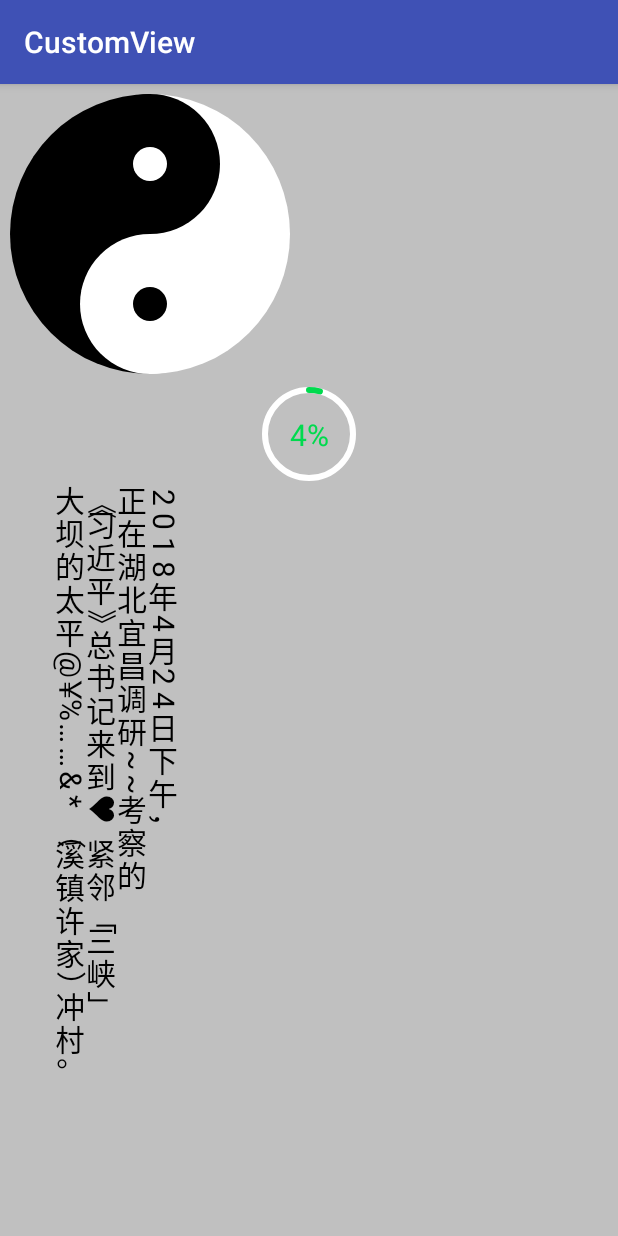
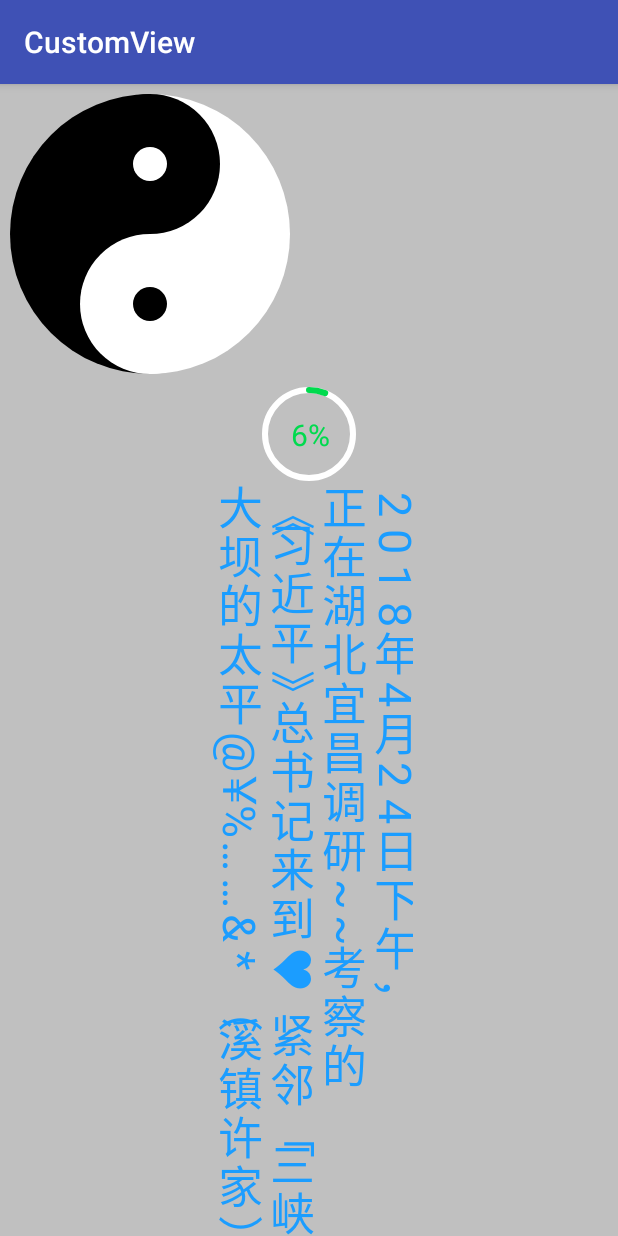
Before and after one commit to vampire184/CustomView, an Android app: the screen it shows after launch (MainActivity), on a phone screen of 412 x 824 dp. Run offline under Robolectric (Android 15) with nearby library versions, the phone set to English and light mode, and no system bars; 4 statements that could not run were skipped.

Commit message:
给PoetryTextView添加自定义属性

```diff
--- a/app/src/main/AndroidManifest.xml
+++ b/app/src/main/AndroidManifest.xml
@@ -3,6 +3,7 @@
     package="com.yangzhenyu.customview">
 
     <application
+        android:name=".MyApplication"
         android:allowBackup="true"
         android:icon="@mipmap/ic_launcher"
         android:label="@string/app_name"
--- a/app/src/main/java/com/yangzhenyu/customview/MainActivity.java
+++ b/app/src/main/java/com/yangzhenyu/customview/MainActivity.java
@@ -1,6 +1,7 @@
 package com.yangzhenyu.customview;
 
 import android.animation.ValueAnimator;
+import android.graphics.Typeface;
 import android.support.v7.app.AppCompatActivity;
 import android.os.Bundle;
 import android.view.animation.LinearInterpolator;
@@ -19,9 +20,11 @@ public class MainActivity extends AppCompatActivity {
     protected void onCreate(Bundle savedInstanceState) {
         super.onCreate(savedInstanceState);
         setContentView(R.layout.activity_main);
+
         taiji_view = findViewById(R.id.taiji_view);
         progress = findViewById(R.id.progress);
         poetry_text = findViewById(R.id.poetry_text);
+        poetry_text.setTypeface(MyApplication.sSongTi18030);
         String text = "2018年4月24日下午，\n" +
                 "正在湖北宜昌调研~~考察的\n" +
                 "《习近平》总书记来到♥ 紧邻「三峡」\n" +
--- /dev/null
+++ b/app/src/main/java/com/yangzhenyu/customview/MyApplication.java
@@ -0,0 +1,25 @@
+package com.yangzhenyu.customview;
+
+import android.app.Application;
+import android.graphics.Typeface;
+
+/**
+ * Created by yangzhenyu on 2018/4/28.
+ */
+
+public class MyApplication extends Application {
+
+    public static Typeface sSongTi18030;
+    public static Typeface sHuaWenZhongSong;
+    public static Typeface sAparajita;
+    public static Typeface sApplySymBols;
+
+    @Override
+    public void onCreate() {
+        super.onCreate();
+        sSongTi18030 = Typeface.createFromAsset(getAssets(), "typeface/st18030.ttc");
+        sHuaWenZhongSong = Typeface.createFromAsset(getAssets(), "typeface/hwzs.ttf");
+        sAparajita = Typeface.createFromAsset(getAssets(), "typeface/Aparajita.ttf");
+        sApplySymBols = Typeface.createFromAsset(getAssets(), "typeface/Apple Symbols.ttf");
+    }
+}
--- a/app/src/main/java/com/yangzhenyu/customview/PoetryTextView.java
+++ b/app/src/main/java/com/yangzhenyu/customview/PoetryTextView.java
@@ -1,14 +1,15 @@
 package com.yangzhenyu.customview;
 
 import android.content.Context;
+import android.content.res.TypedArray;
 import android.graphics.Canvas;
 import android.graphics.Color;
-import android.graphics.Paint;
 import android.graphics.Rect;
+import android.graphics.Typeface;
+import android.support.annotation.FontRes;
 import android.support.annotation.Nullable;
 import android.text.TextPaint;
 import android.util.AttributeSet;
-import android.util.Log;
 import android.view.View;
 
 import tools.DensityUtil;
@@ -21,12 +22,15 @@ public class PoetryTextView extends View {
     private TextPaint textPaint;
     private float totalWidth;
     private float totalHeight;
-    private static final float OFFSET_WIDTH = 3;
-    private static final float OFFSET_HEIGHT = 3;
+    private float ROW_WIDTH = 3;
+    private float LINE_WIDTH = 3;
     private String[] sText;
     private Rect rect;
     private boolean lastIsNumber = false;
     private boolean lastIsChinese = false;
+    private float defaultWidth = 30;
+    private float defaultHeight = 30;
+    private Typeface realTypeface;
 
     public PoetryTextView(Context context) {
         this(context,null);
@@ -38,15 +42,27 @@ public class PoetryTextView extends View {
 
     public PoetryTextView(Context context, @Nullable AttributeSet attrs, int defStyleAttr) {
         super(context, attrs, defStyleAttr);
-        initPaint();
+        initPaint(context,attrs);
     }
 
-    private void initPaint() {
+    private void initPaint(Context context,AttributeSet attributeSet) {
         textPaint = new TextPaint();
-        textPaint.setColor(Color.BLACK);
-        textPaint.setTextSize(DensityUtil.dip2px(getContext(),20));
+        if(attributeSet!=null){
+            TypedArray array = context.obtainStyledAttributes(attributeSet,R.styleable.PoetryTextView);
+
+            int textColor = array.getColor(R.styleable.PoetryTextView_text_color,Color.BLACK);
+            textPaint.setColor(textColor);
+            float textSize = array.getDimensionPixelSize(R.styleable.PoetryTextView_text_size,20);
+            textPaint.setTextSize(textSize);
+
+            ROW_WIDTH = array.getDimensionPixelSize(R.styleable.PoetryTextView_row_padding,3);
+            LINE_WIDTH = array.getDimensionPixelSize(R.styleable.PoetryTextView_line_padding,3);
+        }else{
+            textPaint.setColor(Color.BLACK);
+            textPaint.setTextSize(DensityUtil.dip2px(context,20));
+        }
         textPaint.setAntiAlias(true);
-        textPaint.setStrokeWidth(3);
+        textPaint.setStrokeWidth(DensityUtil.dip2px(context,1));
 
         rect = new Rect();
         textPaint.getTextBounds("国",0,1,rect);
@@ -55,13 +71,13 @@ public class PoetryTextView extends View {
     @Override
     protected void onMeasure(int widthMeasureSpec, int heightMeasureSpec) {
         super.onMeasure(widthMeasureSpec, heightMeasureSpec);
-        int width = getMySize(30,widthMeasureSpec);
-        int height = getMySize(30,heightMeasureSpec);
+        int width = getMySize(defaultWidth,widthMeasureSpec);
+        int height = getMySize(defaultHeight,heightMeasureSpec);
         setMeasuredDimension(width,height);
     }
 
-    private int getMySize(int defaultSize,int measureSpec){
-        int mySize = defaultSize;
+    private int getMySize(float defaultSize,int measureSpec){
+        float mySize = defaultSize;
         int mode = MeasureSpec.getMode(measureSpec);
         int size = MeasureSpec.getSize(measureSpec);
         switch (mode){
@@ -77,14 +93,17 @@ public class PoetryTextView extends View {
             default:
                 break;
         }
-        return mySize;
+        return (int)mySize;
     }
 
     @Override
     protected void onDraw(Canvas canvas) {
         super.onDraw(canvas);
         if(sText.length>0){
-            canvas.translate(DensityUtil.dip2px(getContext(),totalWidth),0);
+            canvas.translate(totalWidth,0);
+            //稍微偏移一点，不然会有点歪
+            int numberLeft = (int)(-rect.width()+DensityUtil.dip2px(getContext(),3)/2.0);
+            int chineseLeft = (int)(-rect.width()-DensityUtil.dip2px(getContext(),3)/2.0);
             for(String s:sText){
                 float mHeight = 0;
                 lastIsNumber = false;
@@ -92,25 +111,25 @@ public class PoetryTextView extends View {
                 for(int i=0;i<s.length();i++){
                     char cs = s.charAt(i);
                     int asc2 = (int)cs;
-                    Log.d("circle","cs is:"+cs+"   asc2 is :"+asc2);
                     //非中文的字符全部倒转90
                     if(!(19968<=asc2&&asc2<=40869)){
                         if(lastIsChinese){
                             if(i==0){
-                                mHeight +=DensityUtil.dip2px(getContext(),OFFSET_HEIGHT)-rect.height()/8.0;
+                                mHeight +=LINE_WIDTH-rect.height()/8.0;
                             }else{
-                                mHeight +=(-rect.height()/8.0+DensityUtil.dip2px(getContext(),OFFSET_HEIGHT)*2);
+                                mHeight +=(-rect.height()/8.0+LINE_WIDTH*2);
                             }
                         }else{
                             if(i==0){
-                                mHeight +=DensityUtil.dip2px(getContext(),OFFSET_HEIGHT);
+                                mHeight +=LINE_WIDTH;
                             }else{
-                                mHeight +=rect.height()/2.0+DensityUtil.dip2px(getContext(),OFFSET_HEIGHT)*2;
+                                mHeight +=rect.height()/2.0+LINE_WIDTH*2;
                             }
                         }
-                        canvas.rotate(90,-rect.width()+DensityUtil.dip2px(getContext(),OFFSET_WIDTH), mHeight);
-                        canvas.drawText(String.valueOf(cs),-rect.width()+DensityUtil.dip2px(getContext(),OFFSET_WIDTH), mHeight,textPaint);
-                        canvas.rotate(-90,-rect.width()+DensityUtil.dip2px(getContext(),OFFSET_WIDTH), mHeight);
+                        textPaint.setTypeface(MyApplication.sApplySymBols);
+                        canvas.rotate(90,numberLeft, mHeight);
+                        canvas.drawText(String.valueOf(cs),numberLeft, mHeight,textPaint);
+                        canvas.rotate(-90,numberLeft, mHeight);
                         lastIsNumber = true;
                         lastIsChinese = false;
                     }else{
@@ -118,39 +137,52 @@ public class PoetryTextView extends View {
                             if(i==0){
                                 mHeight +=rect.height()*1.5;
                             }else{
-                                mHeight +=rect.height()*1.5+DensityUtil.dip2px(getContext(),OFFSET_HEIGHT);
+                                mHeight +=rect.height()*1.5+LINE_WIDTH;
                             }
                         }else{
                             if(i==0){
                                 mHeight +=rect.height();
                             }else{
-                                mHeight +=rect.height()+DensityUtil.dip2px(getContext(),OFFSET_HEIGHT);
+                                mHeight +=rect.height()+LINE_WIDTH;
                             }
                         }
-                        canvas.drawText(String.valueOf(cs),-rect.width(), mHeight,textPaint);
+
+                        setTypeface(realTypeface);
+                        canvas.drawText(String.valueOf(cs),chineseLeft, mHeight,textPaint);
                         lastIsNumber = false;
                         lastIsChinese = true;
                     }
                 }
-                float tempXPosition = (rect.width()+DensityUtil.dip2px(getContext(),OFFSET_WIDTH));
+                float tempXPosition = (rect.width()+ROW_WIDTH);
                 canvas.translate(-tempXPosition,0);
             }
         }
     }
 
     public void setText(String text){
-
         sText = text.split("\n");
-        totalWidth = (rect.width()+OFFSET_WIDTH)*sText.length;
+        totalWidth = (rect.width()+ROW_WIDTH)*sText.length;
         for(String s:sText){
             Rect mRect = new Rect();
             textPaint.getTextBounds(s,0,s.length(),mRect);
-            float tempWidth = mRect.width()+(s.length()-1)*OFFSET_HEIGHT;
+            float tempWidth = mRect.width()+(s.length()-1)*LINE_WIDTH;
             if(tempWidth>totalHeight){
                 totalHeight = tempWidth;
             }
         }
-        setMeasuredDimension((int)totalWidth,(int)totalHeight);
+        defaultWidth = totalWidth;
+        defaultHeight = totalHeight;
         invalidate();
     }
+
+
+    public void setTypeface(Typeface typeface) {
+        if (typeface == null) {
+            typeface = Typeface.DEFAULT;
+        }
+        if (textPaint.getTypeface() != typeface) {
+            textPaint.setTypeface(typeface);
+        }
+        realTypeface = typeface;
+    }
 }
--- a/app/src/main/res/layout/activity_main.xml
+++ b/app/src/main/res/layout/activity_main.xml
@@ -21,7 +21,12 @@
 
     <com.yangzhenyu.customview.PoetryTextView
         android:id="@+id/poetry_text"
-        android:layout_width="500dp"
-        android:layout_height="500dp" />
+        android:layout_gravity="center_horizontal"
+        android:layout_width="wrap_content"
+        android:layout_height="wrap_content"
+        app:text_size="30sp"
+        app:text_color="#1b9dff"
+        app:row_padding="10dp"
+        app:line_padding="5dp"/>
 
 </LinearLayout>
--- a/app/src/main/res/values/styles.xml
+++ b/app/src/main/res/values/styles.xml
@@ -8,4 +8,11 @@
         <item name="colorAccent">@color/colorAccent</item>
     </style>
 
+    <declare-styleable name="PoetryTextView">
+        <attr name="text_color" format="color"/>
+        <attr name="text_size" format="dimension"/>
+        <attr name="row_padding" format="dimension"/>
+        <attr name="line_padding" format="dimension"/>
+    </declare-styleable>
+
 </resources>
```
